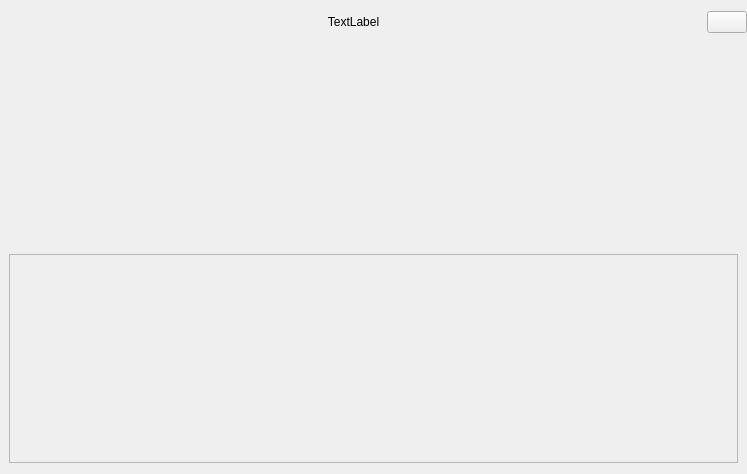
This is src/jamtaba/gui/NinjamRoomWindow.ui in elieserdejesus/JamTaba as Qt 5 draws it before an edit. The edited form follows.
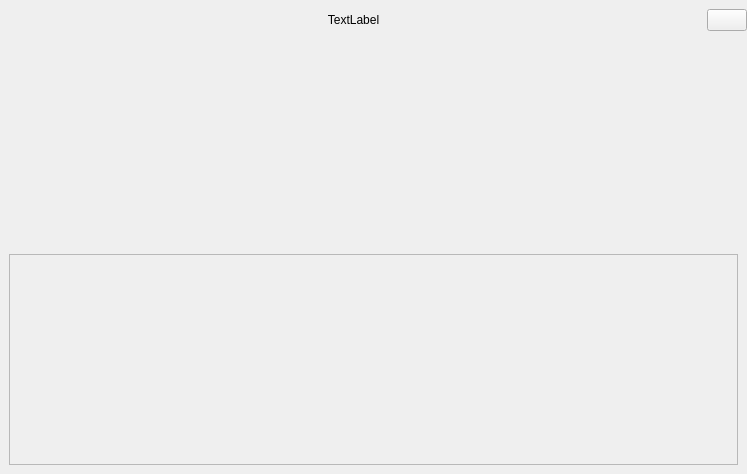
This is the edited form. Custom widgets are drawn as their Qt base class.

The edit to the form file:
```diff
--- a/src/jamtaba/gui/NinjamRoomWindow.ui
+++ b/src/jamtaba/gui/NinjamRoomWindow.ui
@@ -26,9 +26,15 @@
    <property name="leftMargin">
     <number>0</number>
    </property>
+   <property name="topMargin">
+    <number>9</number>
+   </property>
    <property name="rightMargin">
     <number>0</number>
    </property>
+   <property name="bottomMargin">
+    <number>9</number>
+   </property>
    <item>
     <widget class="QWidget" name="widget" native="true">
      <layout class="QHBoxLayout" name="horizontalLayout_2" stretch="0,0">
@@ -91,6 +97,9 @@
       <property name="spacing">
        <number>6</number>
       </property>
+      <property name="leftMargin">
+       <number>9</number>
+      </property>
       <property name="topMargin">
        <number>0</number>
       </property>
```
